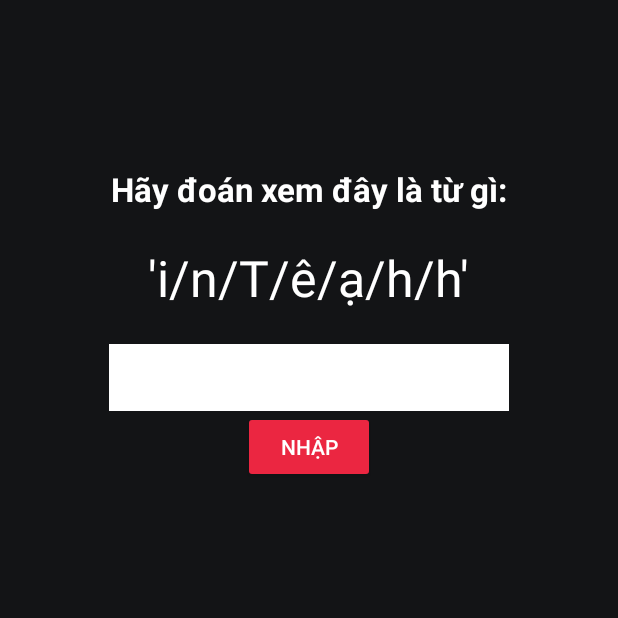
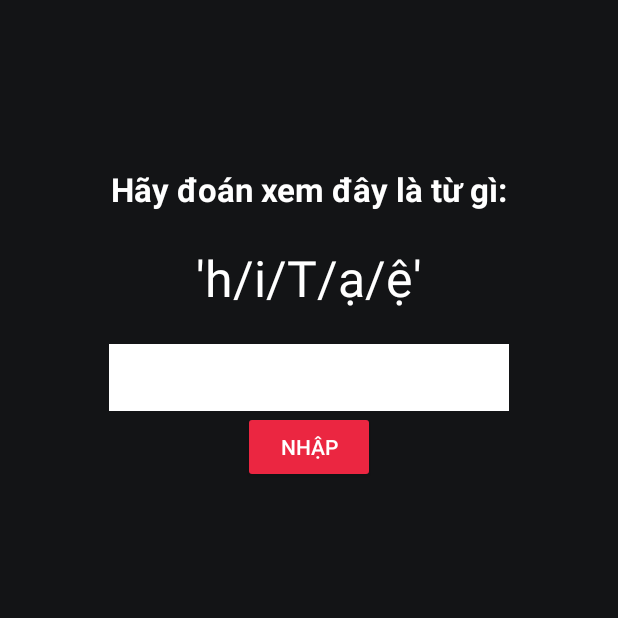
Before and after one commit to DaoDuyThai/WakeUp, an Android app: the Typing screen opened directly, with no data from a screen before it, on a phone screen of 412 x 824 dp, the top half of it. Run offline under Robolectric (Android 15) with nearby library versions, the phone set to English and light mode, and no system bars.

Commit message:
Sửa lỗi chạy báo thức. Thêm tính năng Typing

```diff
--- a/app/src/main/java/com/wakeup/database/DatabaseManager.java
+++ b/app/src/main/java/com/wakeup/database/DatabaseManager.java
@@ -20,19 +20,25 @@ public class DatabaseManager {
         SQLiteDatabase db = databaseHandler.getWritableDatabase();
         String mission = "";
         String repeatDate = "";
+        if(alarm.getMission() != null) {
             for (int i = 0; i < alarm.getMission().length; i++) {
                 mission += alarm.getMission()[i];
                 if (i != alarm.getMission().length - 1) {
                     mission += ",";
                 }
             }
+        }
+        if(alarm.getRepeatDate() != null) {
             for (int i = 0; i < alarm.getRepeatDate().length; i++) {
                 repeatDate += alarm.getRepeatDate()[i];
                 if (i != alarm.getRepeatDate().length - 1) {
                     repeatDate += ",";
                 }
             }
+        }
+        if(alarm != null){
             db.execSQL("INSERT INTO alarm (time, mission, isOn, repeatTime, repeatDate, sound) VALUES ('" + alarm.getTime() + "', '" + mission + "', '" + alarm.isOn() + "', '" + alarm.getRepeatTime() + "', '" + repeatDate + "', '" + alarm.getSound() + "')");
+        }
         db.close();
     }
 
--- a/app/src/main/java/com/wakeup/ui/mission/Typing.java
+++ b/app/src/main/java/com/wakeup/ui/mission/Typing.java
@@ -1,7 +1,13 @@
 package com.wakeup.ui.mission;
 
+import android.content.Intent;
+import android.os.Build;
 import android.os.Bundle;
+import android.util.Log;
 import android.view.View;
+import android.view.Window;
+import android.view.WindowManager;
+import android.widget.Button;
 import android.widget.EditText;
 import android.widget.TextView;
 import android.widget.Toast;
@@ -10,6 +16,7 @@ import androidx.annotation.Nullable;
 import androidx.appcompat.app.AppCompatActivity;
 
 import com.wakeup.R;
+import com.wakeup.service.RingService;
 
 import java.io.BufferedReader;
 import java.io.File;
@@ -21,31 +28,44 @@ import java.io.InputStreamReader;
 import java.util.ArrayList;
 import java.util.HashMap;
 import java.util.List;
+import java.util.Random;
 
 public class Typing extends AppCompatActivity implements View.OnClickListener {
     private HashMap<String, String> map = new HashMap<>();
     private List<String> keys = new ArrayList<>();
     private TextView question;
-    private EditText awswer;
+    private EditText editText;
+    private Button button;
     private int total = 0;
 
     @Override
     protected void onCreate(@Nullable Bundle savedInstanceState) {
         super.onCreate(savedInstanceState);
         setContentView(R.layout.typing_mission);
+        configView();
         getDataFromFile();
         initView();
         bindDataToView();
+        processTyping();
+    }
+
+    private void processTyping() {
+        button.setOnClickListener(this::onClick);
     }
 
     private void initView() {
         question = findViewById(R.id.question);
-        awswer = findViewById(R.id.input_text);
+        editText = findViewById(R.id.input_text);
+        button = findViewById(R.id.enter_button);
     }
 
     private void bindDataToView() {
         try {
-            question.setText(map.get(keys.get(0)));
+            Random random = new Random();
+            int total = keys.size();
+            int index = random.nextInt(total);
+            question.setText(map.get(keys.get(index)));
+            Log.d("keyalarm", keys.get(index));
         } catch (IndexOutOfBoundsException e) {
             e.printStackTrace();
         }
@@ -72,8 +92,39 @@ public class Typing extends AppCompatActivity implements View.OnClickListener {
         }
     }
 
+
+    private void configView() {
+        if (Build.VERSION.SDK_INT >= Build.VERSION_CODES.O_MR1) {
+            setTurnScreenOn(true);
+            setShowWhenLocked(true);
+        }
+        final Window window = getWindow();
+        window.addFlags(WindowManager.LayoutParams.FLAG_SHOW_WHEN_LOCKED);
+        window.addFlags(WindowManager.LayoutParams.FLAG_KEEP_SCREEN_ON
+                | WindowManager.LayoutParams.FLAG_TURN_SCREEN_ON
+                | WindowManager.LayoutParams.FLAG_ALLOW_LOCK_WHILE_SCREEN_ON);
+    }
+
     @Override
     public void onClick(View v) {
-
+        if (v.getId() == R.id.enter_button) {
+//
+            try {
+                if (keys.contains("'" + editText.getText().toString() + "'")) {
+                    Toast.makeText(this, "Chính xác!", Toast.LENGTH_SHORT).show();
+                    total++;
+                    if (total < 3) {
+                        bindDataToView();
+                    } else {
+                        stopService(new Intent(this, RingService.class));
+                    }
+                } else {
+                    Toast.makeText(this, "Đã sai!", Toast.LENGTH_SHORT).show();
+                }
+//
+            } catch (Exception e) {
+                e.printStackTrace();
+            }
+        }
     }
 }
--- a/app/src/main/res/layout/typing_mission.xml
+++ b/app/src/main/res/layout/typing_mission.xml
@@ -39,6 +39,7 @@
         app:layout_constraintLeft_toLeftOf="parent"
         android:layout_marginTop="10pt"
         android:background="@color/white"
+        android:textColor="@color/black"
         android:id="@+id/input_text"
         />
     <Button
@@ -47,6 +48,7 @@
         app:layout_constraintLeft_toLeftOf="parent"
         app:layout_constraintRight_toRightOf="parent"
         android:text="Nhập"
+        android:id="@+id/enter_button"
         android:backgroundTint="#EB2641"
         app:layout_constraintTop_toBottomOf="@+id/input_text"/>
 
```
Also changed, not shown: app/src/main/java/com/wakeup/ui/alarm/AlarmSetup.java (+7 -2 lines). Lines whose indentation alone changed are shown as unchanged.
